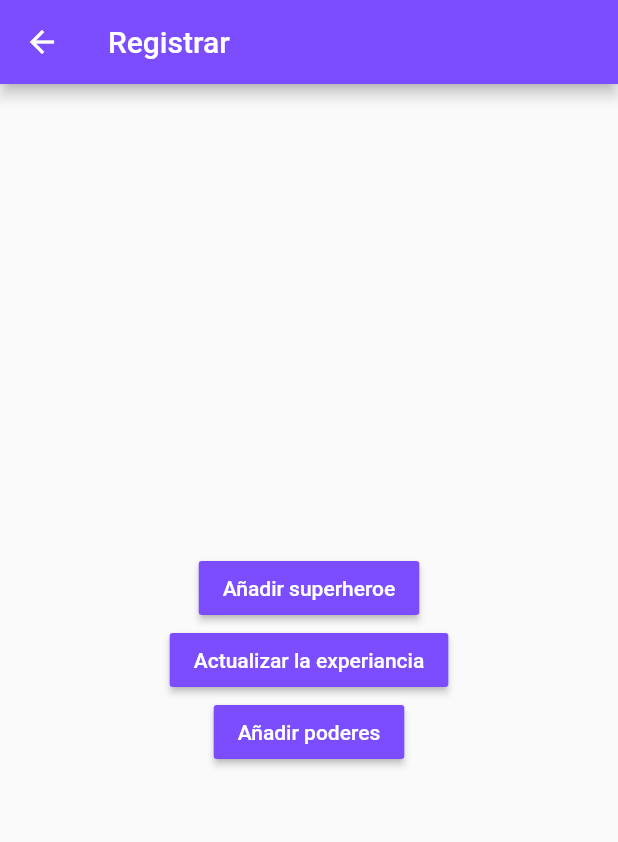
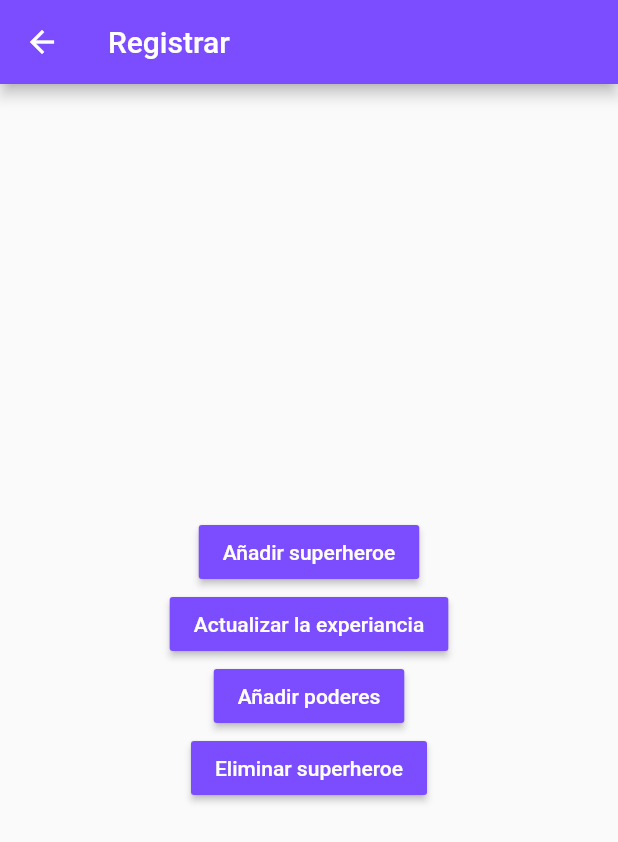
Before and after one commit to dafm10/flutter_codigo4_state, a Flutter app: the RegisterPage screen opened directly, on a phone screen of 412 x 824 dp. Shown: the top 842 px of the screen. Run offline on Flutter 3.47's test engine with Material 2 defaults, Android fonts, the phone set to English and light mode, and no system bars; our stand-ins replace flutter_bloc.

```diff
--- a/lib/cubit/superheroe/superheroe_cubit.dart
+++ b/lib/cubit/superheroe/superheroe_cubit.dart
@@ -45,4 +45,8 @@ class SuperheroeCubit extends Cubit<SuperheroeState> {
 
 // Eliminar superheroe
 
+  void deleteSuperheroe(){
+    emit(SuperheroeInit());
+  }
+
 }
--- a/lib/pages/register_page.dart
+++ b/lib/pages/register_page.dart
@@ -60,6 +60,18 @@ class RegisterPage extends StatelessWidget {
               ),
               color: Colors.deepPurpleAccent,
             ),
+            MaterialButton(
+              onPressed: () {
+                context.read<SuperheroeCubit>().deleteSuperheroe();
+              },
+              child: const Text(
+                "Eliminar superheroe",
+                style: TextStyle(
+                  color: Colors.white,
+                ),
+              ),
+              color: Colors.deepPurpleAccent,
+            ),
           ],
         ),
       ),
```
